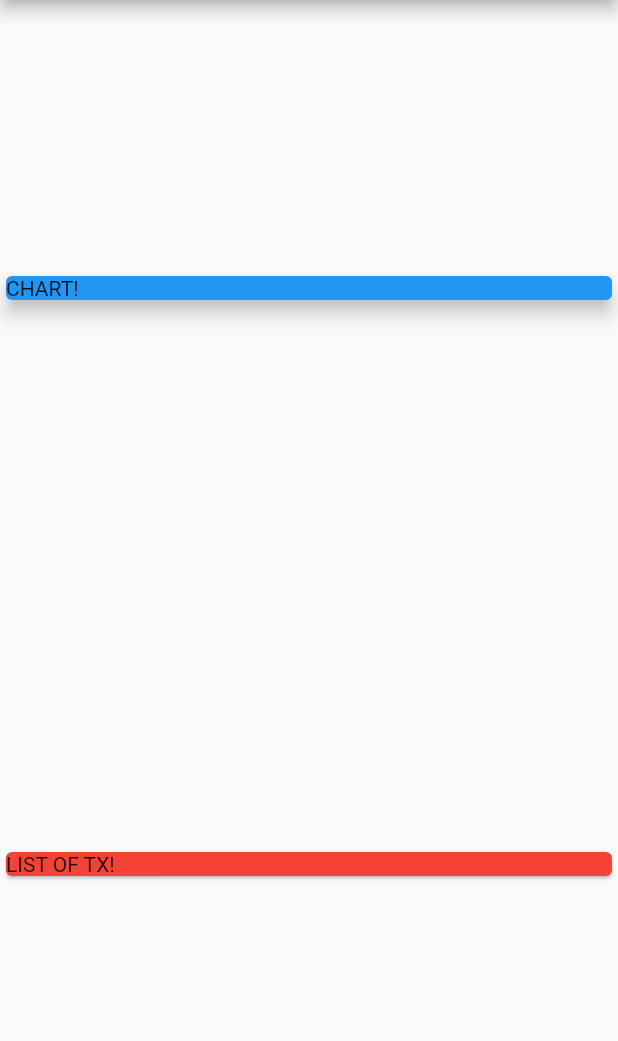
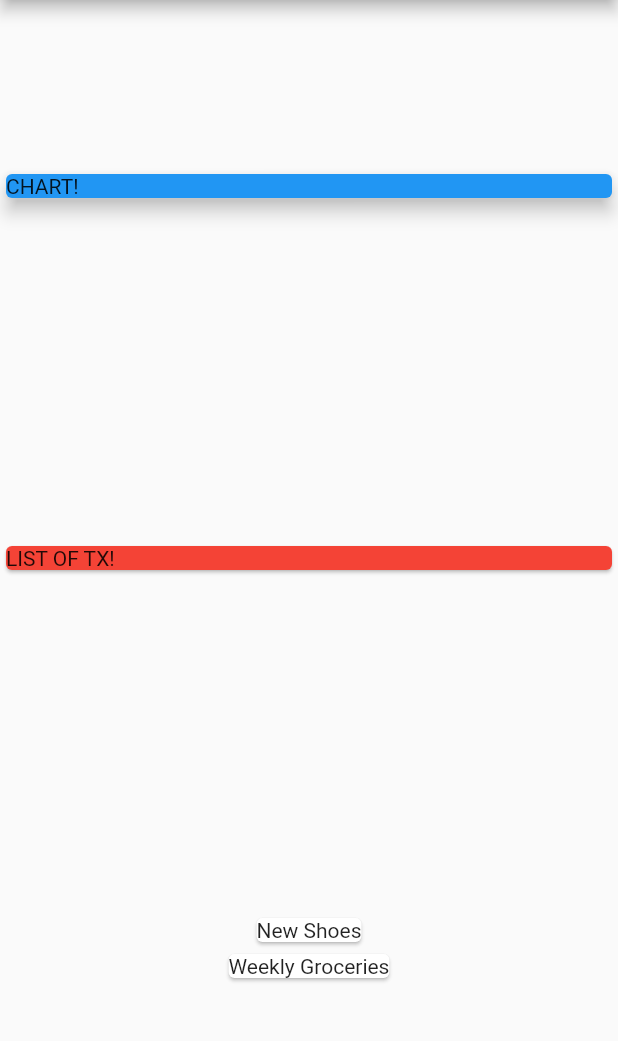
Before and after one commit to VinuBalagopalAP/PersonalExpensesApp, a Flutter app: the screen it shows after launch, on a phone screen of 412 x 824 dp, the part 84-1125 px from its top. Run offline on Flutter 3.47's test engine with Material 2 defaults, Android fonts, the phone set to English and light mode, and no system bars.

Commit message:
Mapping data into Widgets

```diff
--- a/lib/main.dart
+++ b/lib/main.dart
@@ -53,6 +53,13 @@ class MyHomePage extends StatelessWidget {
               Card(
                 color: Colors.red,
                 child: Container(child: Text('LIST OF TX!')),
+              ),
+              Column(
+                children: transactions.map((tx) {
+                  return Card(
+                    child: Text(tx.title),
+                  );
+                }).toList(),
               )
             ],
           ),
```
